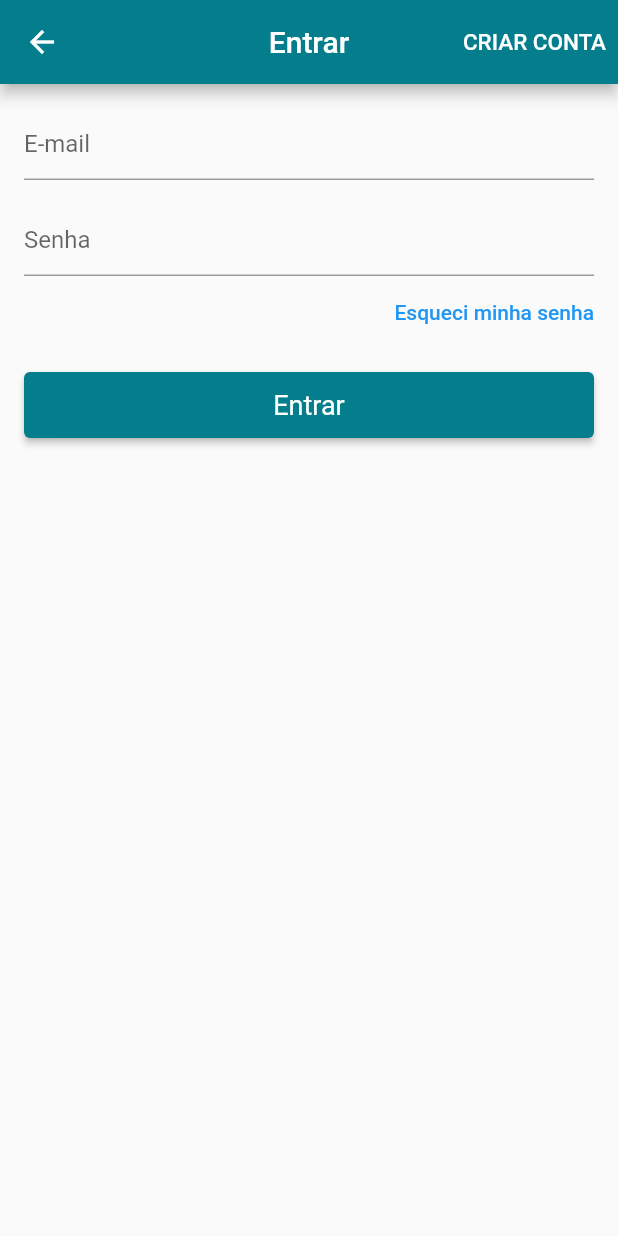
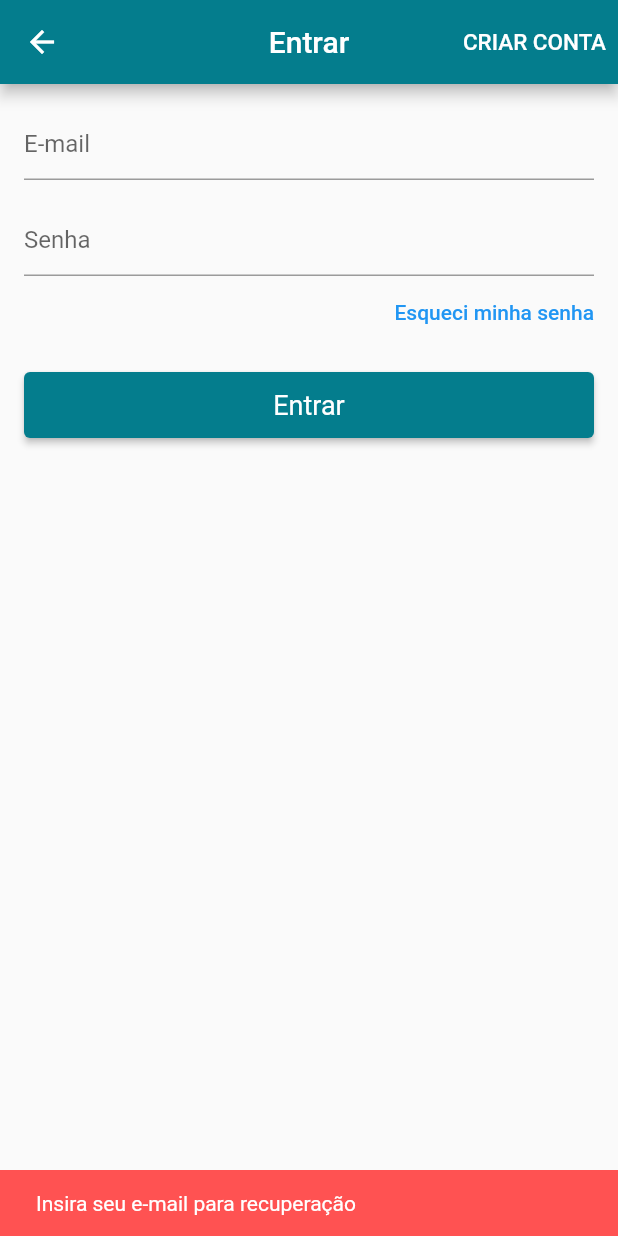
Before and after one commit to paulohpf/flutter_virtual_store, a Flutter app: the LoginScreen screen opened directly, after a tap on "Esqueci minha senha", on a phone screen of 412 x 824 dp. Run offline on Flutter 3.47's test engine with Material 2 defaults, Android fonts, the phone set to English and light mode, and no system bars; our stand-ins replace carousel_pro, cloud_firestore, firebase_auth, firebase_core, transparent_image; accounts and stored records are empty.

Commit message:
Finalização do Login

```diff
--- a/lib/models/user_model.dart
+++ b/lib/models/user_model.dart
@@ -75,7 +75,9 @@
     });
   }
 
-  void recoverPass() {}
+  void recoverPass(String email) {
+    _auth.sendPasswordResetEmail(email: email);
+  }
 
   Future<void> _saveUserData(Map<String, dynamic> userData) async {
     print(userData);
--- a/lib/screens/login_screen.dart
+++ b/lib/screens/login_screen.dart
@@ -74,7 +74,27 @@
                     style: TextButton.styleFrom(
                         padding: const EdgeInsets.all(0),
                         alignment: Alignment.centerRight),
-                    onPressed: () {},
+                    onPressed: () {
+                      if (_emailController.text.isEmpty) {
+                        const SnackBar snackBar = SnackBar(
+                          content: Text('Insira seu e-mail para recuperação'),
+                          backgroundColor: Colors.redAccent,
+                          duration: Duration(seconds: 2),
+                        );
+
+                        ScaffoldMessenger.of(context).showSnackBar(snackBar);
+                      } else {
+                        model.recoverPass(_emailController.text);
+
+                        final SnackBar snackBar = SnackBar(
+                          content: const Text('Confira seu e-mail'),
+                          backgroundColor: Theme.of(context).primaryColor,
+                          duration: const Duration(seconds: 2),
+                        );
+
+                        ScaffoldMessenger.of(context).showSnackBar(snackBar);
+                      }
+                    },
                     child: const Text(
                       'Esqueci minha senha',
                       textAlign: TextAlign.right,
```
